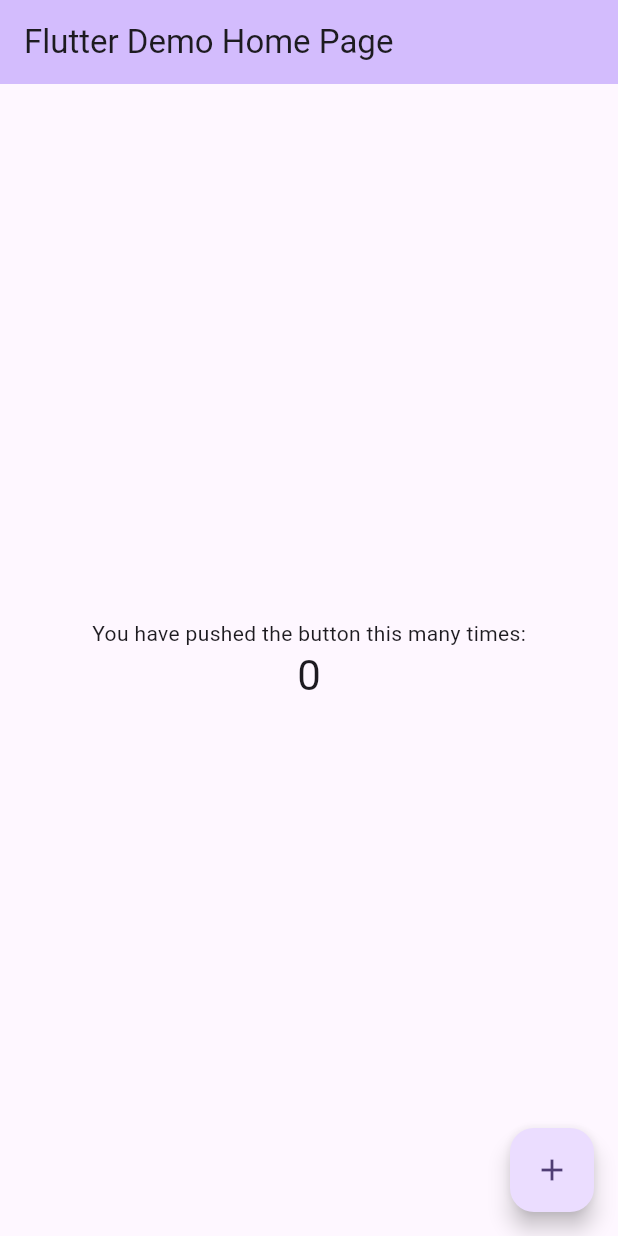
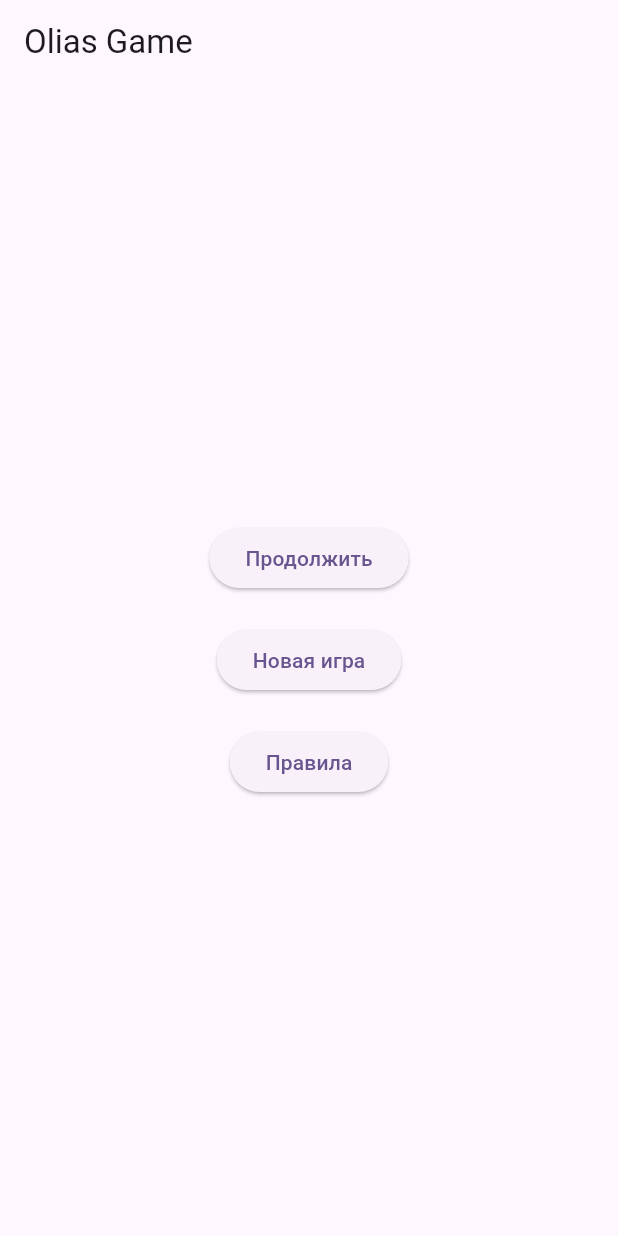
Before and after one commit to OlgaRhythm/olias, a Flutter app: the screen it shows after launch, on a phone screen of 412 x 824 dp. Run offline on Flutter 3.47's test engine with Material 3 defaults, Android fonts, the phone set to English and light mode, and no system bars.

Commit message:
New pages added

```diff
--- a/lib/main.dart
+++ b/lib/main.dart
@@ -1,125 +1,20 @@
 import 'package:flutter/material.dart';
+import 'pages/home_page.dart';
 
 void main() {
-  runApp(const MyApp());
+  runApp(MyApp());
 }
 
 class MyApp extends StatelessWidget {
-  const MyApp({super.key});
-
-  // This widget is the root of your application.
   @override
   Widget build(BuildContext context) {
     return MaterialApp(
-      title: 'Flutter Demo',
+      title: 'olias',
       theme: ThemeData(
-        // This is the theme of your application.
-        //
-        // TRY THIS: Try running your application with "flutter run". You'll see
-        // the application has a purple toolbar. Then, without quitting the app,
-        // try changing the seedColor in the colorScheme below to Colors.green
-        // and then invoke "hot reload" (save your changes or press the "hot
-        // reload" button in a Flutter-supported IDE, or press "r" if you used
-        // the command line to start the app).
-        //
-        // Notice that the counter didn't reset back to zero; the application
-        // state is not lost during the reload. To reset the state, use hot
-        // restart instead.
-        //
-        // This works for code too, not just values: Most code changes can be
-        // tested with just a hot reload.
         colorScheme: ColorScheme.fromSeed(seedColor: Colors.deepPurple),
         useMaterial3: true,
       ),
-      home: const MyHomePage(title: 'Flutter Demo Home Page'),
+      home: HomePage(),
     );
   }
 }
-
-class MyHomePage extends StatefulWidget {
-  const MyHomePage({super.key, required this.title});
-
-  // This widget is the home page of your application. It is stateful, meaning
-  // that it has a State object (defined below) that contains fields that affect
-  // how it looks.
-
-  // This class is the configuration for the state. It holds the values (in this
-  // case the title) provided by the parent (in this case the App widget) and
-  // used by the build method of the State. Fields in a Widget subclass are
-  // always marked "final".
-
-  final String title;
-
-  @override
-  State<MyHomePage> createState() => _MyHomePageState();
-}
-
-class _MyHomePageState extends State<MyHomePage> {
-  int _counter = 0;
-
-  void _incrementCounter() {
-    setState(() {
-      // This call to setState tells the Flutter framework that something has
-      // changed in this State, which causes it to rerun the build method below
-      // so that the display can reflect the updated values. If we changed
-      // _counter without calling setState(), then the build method would not be
-      // called again, and so nothing would appear to happen.
-      _counter++;
-    });
-  }
-
-  @override
-  Widget build(BuildContext context) {
-    // This method is rerun every time setState is called, for instance as done
-    // by the _incrementCounter method above.
-    //
-    // The Flutter framework has been optimized to make rerunning build methods
-    // fast, so that you can just rebuild anything that needs updating rather
-    // than having to individually change instances of widgets.
-    return Scaffold(
-      appBar: AppBar(
-        // TRY THIS: Try changing the color here to a specific color (to
-        // Colors.amber, perhaps?) and trigger a hot reload to see the AppBar
-        // change color while the other colors stay the same.
-        backgroundColor: Theme.of(context).colorScheme.inversePrimary,
-        // Here we take the value from the MyHomePage object that was created by
-        // the App.build method, and use it to set our appbar title.
-        title: Text(widget.title),
-      ),
-      body: Center(
-        // Center is a layout widget. It takes a single child and positions it
-        // in the middle of the parent.
-        child: Column(
-          // Column is also a layout widget. It takes a list of children and
-          // arranges them vertically. By default, it sizes itself to fit its
-          // children horizontally, and tries to be as tall as its parent.
-          //
-          // Column has various properties to control how it sizes itself and
-          // how it positions its children. Here we use mainAxisAlignment to
-          // center the children vertically; the main axis here is the vertical
-          // axis because Columns are vertical (the cross axis would be
-          // horizontal).
-          //
-          // TRY THIS: Invoke "debug painting" (choose the "Toggle Debug Paint"
-          // action in the IDE, or press "p" in the console), to see the
-          // wireframe for each widget.
-          mainAxisAlignment: MainAxisAlignment.center,
-          children: <Widget>[
-            const Text(
-              'You have pushed the button this many times:',
-            ),
-            Text(
-              '$_counter',
-              style: Theme.of(context).textTheme.headlineMedium,
-            ),
-          ],
-        ),
-      ),
-      floatingActionButton: FloatingActionButton(
-        onPressed: _incrementCounter,
-        tooltip: 'Increment',
-        child: const Icon(Icons.add),
-      ), // This trailing comma makes auto-formatting nicer for build methods.
-    );
-  }
-}
--- /dev/null
+++ b/lib/pages/home_page.dart
@@ -0,0 +1,50 @@
+import 'package:flutter/material.dart';
+import 'package:ollias/pages/level_page.dart';
+import 'rules_page.dart'; // Импортируем экран с правилами
+
+class HomePage extends StatelessWidget {
+  @override
+  Widget build(BuildContext context) {
+    return Scaffold(
+      appBar: AppBar(
+        title: Text('Olias Game'),
+      ),
+      body: Center(
+        child: Column(
+          mainAxisAlignment: MainAxisAlignment.center,
+          children: [
+            ElevatedButton(
+              onPressed: () {
+                // Действие для кнопки "Продолжить"
+                print('Продолжить');
+              },
+              child: Text('Продолжить'),
+            ),
+            SizedBox(height: 20),
+            ElevatedButton(
+              onPressed: () {
+                Navigator.push(
+                      context,
+                      MaterialPageRoute(builder: (context) => LevelPage()),
+                    );
+                print('Новая игра');
+              },
+              child: Text('Новая игра'),
+            ),
+            SizedBox(height: 20),
+            ElevatedButton(
+              onPressed: () {
+                // Открываем экран с правилами
+                showDialog(
+                  context: context,
+                  builder: (context) => RulesPage(),
+                );
+              },
+              child: Text('Правила'),
+            ),
+          ],
+        ),
+      ),
+    );
+  }
+}
```
Also changed, not shown: lib/constants/dictionaries.dart (added, +20 -0 lines), lib/constants/strings.dart (added, +27 -0 lines), lib/pages/dictionary_page.dart (added, +47 -0 lines), lib/pages/level_page.dart (added, +83 -0 lines), lib/pages/rules_page.dart (added, +25 -0 lines), 1 other file.
